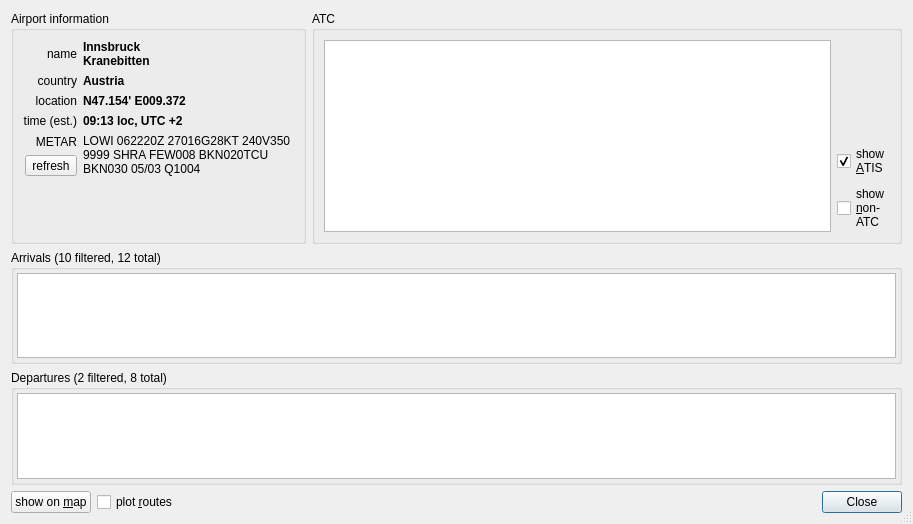
Above: src/AirportDetails.ui from qutescoop/qutescoop before the change. Below: the same form after it.
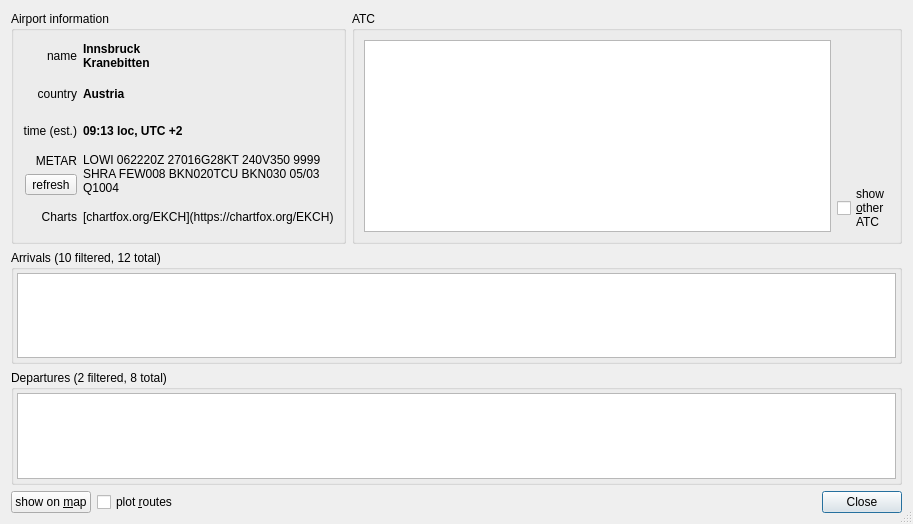
That is the form after the change. Icons and pictures are not drawn.

Commit message:
[FEATURE] add chartfox charts links to airport dialog
Some drive-by changes:

Also fix ATC list layout in the airport dialog layout (was not
vertically maximized).

Also renames "show observers" to "show other ATC".

Also removes "show ATIS" option (default is now "on").

Also removes lat/lon display of airport.

Patch:
```diff
--- a/src/AirportDetails.ui
+++ b/src/AirportDetails.ui
@@ -25,55 +25,13 @@
     <layout class="QHBoxLayout" name="horizontalLayout">
      <item>
       <widget class="QGroupBox" name="groupBoxInfo">
-       <property name="sizePolicy">
-        <sizepolicy hsizetype="Preferred" vsizetype="Preferred">
-         <horstretch>1</horstretch>
-         <verstretch>0</verstretch>
-        </sizepolicy>
-       </property>
        <property name="title">
         <string>Airport information</string>
        </property>
        <property name="alignment">
         <set>Qt::AlignLeading|Qt::AlignLeft|Qt::AlignTop</set>
        </property>
-       <layout class="QGridLayout" name="gridLayout" columnstretch="0,1">
-        <item row="0" column="0">
-         <widget class="QLabel" name="label_4">
-          <property name="autoFillBackground">
-           <bool>false</bool>
-          </property>
-          <property name="text">
-           <string>name</string>
-          </property>
-          <property name="alignment">
-           <set>Qt::AlignRight|Qt::AlignTrailing|Qt::AlignVCenter</set>
-          </property>
-         </widget>
-        </item>
-        <item row="0" column="1">
-         <widget class="QLabel" name="lblName">
-          <property name="font">
-           <font>
-            <bold>true</bold>
-           </font>
-          </property>
-          <property name="text">
-           <string>Innsbruck
-Kranebitten</string>
-          </property>
-         </widget>
-        </item>
-        <item row="1" column="0">
-         <widget class="QLabel" name="label_5">
-          <property name="text">
-           <string>country</string>
-          </property>
-          <property name="alignment">
-           <set>Qt::AlignRight|Qt::AlignTrailing|Qt::AlignVCenter</set>
-          </property>
-         </widget>
-        </item>
+       <layout class="QGridLayout" name="gridLayout" columnstretch="0,0">
         <item row="1" column="1">
          <widget class="QLabel" name="lblCountry">
           <property name="font">
@@ -86,42 +44,7 @@
           </property>
          </widget>
         </item>
-        <item row="2" column="0">
-         <widget class="QLabel" name="label_2">
-          <property name="text">
-           <string>location</string>
-          </property>
-          <property name="alignment">
-           <set>Qt::AlignRight|Qt::AlignTrailing|Qt::AlignVCenter</set>
-          </property>
-         </widget>
-        </item>
         <item row="2" column="1">
-         <widget class="QLabel" name="lblLocation">
-          <property name="font">
-           <font>
-            <bold>true</bold>
-           </font>
-          </property>
-          <property name="text">
-           <string>N47.154' E009.372</string>
-          </property>
-         </widget>
-        </item>
-        <item row="3" column="0">
-         <widget class="QLabel" name="label_6">
-          <property name="toolTip">
-           <string>local time simply estimated by longitude</string>
-          </property>
-          <property name="text">
-           <string>time (est.)</string>
-          </property>
-          <property name="alignment">
-           <set>Qt::AlignRight|Qt::AlignTrailing|Qt::AlignVCenter</set>
-          </property>
-         </widget>
-        </item>
-        <item row="3" column="1">
          <widget class="QLabel" name="lblTime">
           <property name="font">
            <font>
@@ -136,7 +59,49 @@
           </property>
          </widget>
         </item>
-        <item row="4" column="0">
+        <item row="0" column="0">
+         <widget class="QLabel" name="label_4">
+          <property name="autoFillBackground">
+           <bool>false</bool>
+          </property>
+          <property name="text">
+           <string>name</string>
+          </property>
+          <property name="alignment">
+           <set>Qt::AlignRight|Qt::AlignTrailing|Qt::AlignVCenter</set>
+          </property>
+         </widget>
+        </item>
+        <item row="3" column="1">
+         <widget class="QLabel" name="lblMetar">
+          <property name="text">
+           <string>LOWI 062220Z 27016G28KT 240V350 9999 SHRA FEW008 BKN020TCU BKN030 05/03 Q1004</string>
+          </property>
+          <property name="alignment">
+           <set>Qt::AlignLeading|Qt::AlignLeft|Qt::AlignTop</set>
+          </property>
+          <property name="wordWrap">
+           <bool>true</bool>
+          </property>
+          <property name="textInteractionFlags">
+           <set>Qt::LinksAccessibleByMouse|Qt::TextSelectableByMouse</set>
+          </property>
+         </widget>
+        </item>
+        <item row="4" column="1">
+         <widget class="QLabel" name="lblCharts">
+          <property name="text">
+           <string>[chartfox.org/EKCH](https://chartfox.org/EKCH)</string>
+          </property>
+          <property name="textFormat">
+           <enum>Qt::MarkdownText</enum>
+          </property>
+          <property name="openExternalLinks">
+           <bool>true</bool>
+          </property>
+         </widget>
+        </item>
+        <item row="3" column="0">
          <widget class="QWidget" name="verticalWidgetMetar" native="true">
           <layout class="QVBoxLayout" name="verticalLayoutMetar">
            <property name="leftMargin">
@@ -188,34 +153,51 @@
           </layout>
          </widget>
         </item>
-        <item row="4" column="1">
-         <widget class="QLabel" name="lblMetar">
+        <item row="4" column="0">
+         <widget class="QLabel" name="_lblCharts">
           <property name="text">
-           <string>LOWI 062220Z 27016G28KT 240V350 9999 SHRA FEW008 BKN020TCU BKN030 05/03 Q1004</string>
+           <string>Charts</string>
           </property>
           <property name="alignment">
-           <set>Qt::AlignLeading|Qt::AlignLeft|Qt::AlignTop</set>
+           <set>Qt::AlignRight|Qt::AlignTrailing|Qt::AlignVCenter</set>
           </property>
-          <property name="wordWrap">
-           <bool>true</bool>
+         </widget>
+        </item>
+        <item row="2" column="0">
+         <widget class="QLabel" name="label_6">
+          <property name="toolTip">
+           <string>local time simply estimated by longitude</string>
           </property>
-          <property name="textInteractionFlags">
-           <set>Qt::LinksAccessibleByMouse|Qt::TextSelectableByMouse</set>
+          <property name="text">
+           <string>time (est.)</string>
           </property>
+          <property name="alignment">
+           <set>Qt::AlignRight|Qt::AlignTrailing|Qt::AlignVCenter</set>
+          </property>
          </widget>
         </item>
-        <item row="5" column="0">
-         <spacer name="verticalSpacer">
-          <property name="orientation">
-           <enum>Qt::Vertical</enum>
+        <item row="1" column="0">
+         <widget class="QLabel" name="label_5">
+          <property name="text">
+           <string>country</string>
           </property>
-          <property name="sizeHint" stdset="0">
-           <size>
-            <width>20</width>
-            <height>40</height>
-           </size>
+          <property name="alignment">
+           <set>Qt::AlignRight|Qt::AlignTrailing|Qt::AlignVCenter</set>
           </property>
-         </spacer>
+         </widget>
+        </item>
+        <item row="0" column="1">
+         <widget class="QLabel" name="lblName">
+          <property name="font">
+           <font>
+            <bold>true</bold>
+           </font>
+          </property>
+          <property name="text">
+           <string>Innsbruck
+Kranebitten</string>
+          </property>
+         </widget>
         </item>
        </layout>
       </widget>
@@ -223,7 +205,7 @@
      <item>
       <widget class="QGroupBox" name="groupBoxAtc">
        <property name="sizePolicy">
-        <sizepolicy hsizetype="Preferred" vsizetype="Maximum">
+        <sizepolicy hsizetype="Preferred" vsizetype="Minimum">
          <horstretch>2</horstretch>
          <verstretch>0</verstretch>
         </sizepolicy>
@@ -284,25 +266,11 @@
           <item>
            <widget class="QCheckBox" name="cbAtis">
             <property name="toolTip">
-             <string>show ATISes in ATC list</string>
-            </property>
-            <property name="text">
-             <string>show
-&amp;ATIS</string>
-            </property>
-            <property name="checked">
-             <bool>true</bool>
-            </property>
-           </widget>
-          </item>
-          <item>
-           <widget class="QCheckBox" name="cbObservers">
-            <property name="toolTip">
-             <string>show observers in ATC list</string>
+             <string>show all ATC within range</string>
             </property>
             <property name="text">
              <string>show 
-&amp;non-
+&amp;other
 ATC</string>
             </property>
            </widget>
```
Left out of the diff: 2 changed lines with no effect on the pictures. The commit also changes 2 other files.
